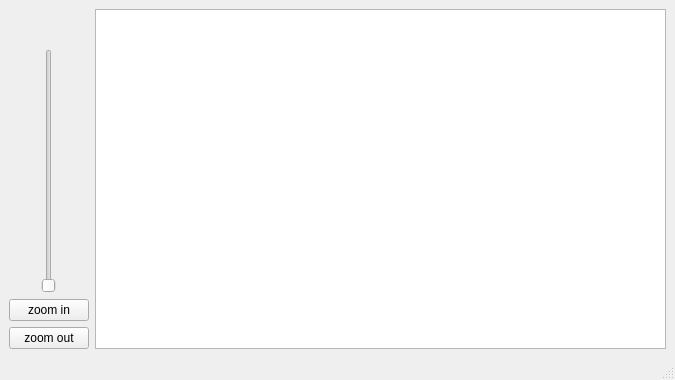
First picture: the form in mainwindow.ui, repository xjahod06/ICP_2020_proj, before the edit.
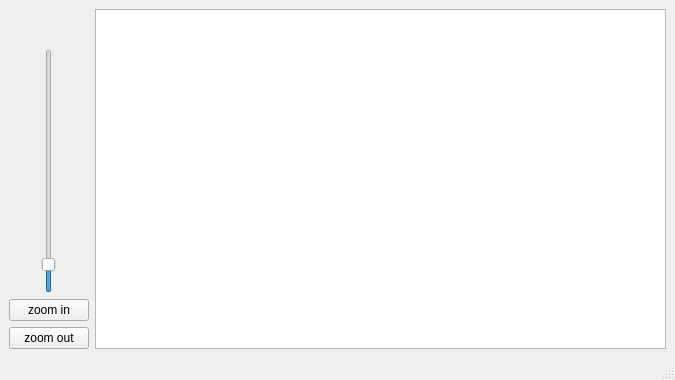
Second picture: the form after the edit.

What changed in the file:
```diff
--- a/mainwindow.ui
+++ b/mainwindow.ui
@@ -39,10 +39,19 @@
          <widget class="QSlider" name="zoom_slider">
           <property name="sizePolicy">
            <sizepolicy hsizetype="Fixed" vsizetype="Expanding">
-            <horstretch>0</horstretch>
+            <horstretch>1</horstretch>
             <verstretch>0</verstretch>
            </sizepolicy>
           </property>
+          <property name="minimum">
+           <number>1</number>
+          </property>
+          <property name="maximum">
+           <number>100</number>
+          </property>
+          <property name="value">
+           <number>10</number>
+          </property>
           <property name="orientation">
            <enum>Qt::Vertical</enum>
           </property>
```
Left out of the diff: 2 changed lines with no effect on the pictures.
